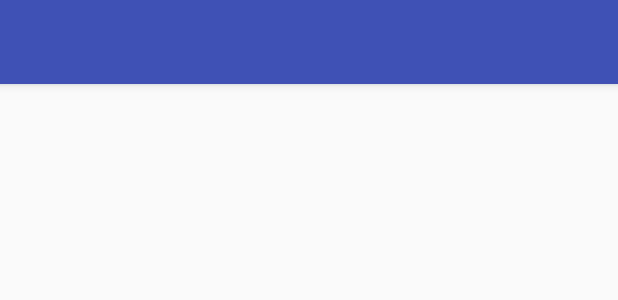
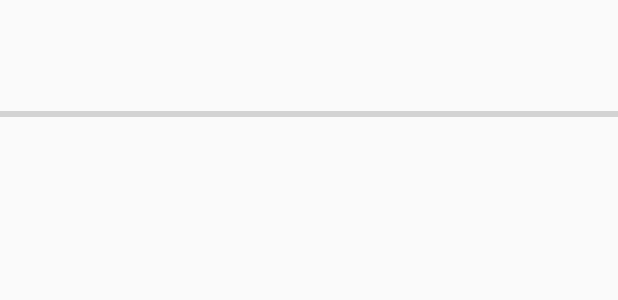
Before and after one commit to inqu1s1tor/Motion-View, an Android app: the layout activity_main.xml on its own in the app's theme, with its tools: preview values and no code run, on a phone screen of 412 x 824 dp. Shown: the top 300 px of the screen. Run offline under Robolectric (Android 15) with nearby library versions, the phone set to English and light mode, and no system bars.

Commit message:
Added step tracking and storing (not finished yet). Added layout for main activity.

```diff
--- a/app/src/main/AndroidManifest.xml
+++ b/app/src/main/AndroidManifest.xml
@@ -13,10 +13,8 @@
         android:label="@string/app_name"
         android:supportsRtl="true"
         android:theme="@style/AppTheme">
-        <activity android:name=".MainActivity">
-
-        </activity>
-        <activity android:name=".SplashActivity" >
+        <activity android:name=".ui.activities.MainActivity" />
+        <activity android:name=".ui.activities.SplashActivity">
             <intent-filter>
                 <action android:name="android.intent.action.MAIN" />
 
--- a/app/src/main/java/com/erminesoft/motionview/motionview/SplashActivity.java
+++ b/app/src/main/java/com/erminesoft/motionview/motionview/ui/activities/SplashActivity.java
@@ -1,4 +1,4 @@
-package com.erminesoft.motionview.motionview;
+package com.erminesoft.motionview.motionview.ui.activities;
 
 
 import android.app.Activity;
@@ -11,6 +11,7 @@ import android.os.Bundle;
 import android.os.Handler;
 import android.widget.Toast;
 
+import com.erminesoft.motionview.motionview.R;
 import com.google.android.gms.common.ConnectionResult;
 import com.google.android.gms.common.GooglePlayServicesUtil;
 
--- a/app/src/main/res/layout/activity_main.xml
+++ b/app/src/main/res/layout/activity_main.xml
@@ -1,26 +1,35 @@
 <?xml version="1.0" encoding="utf-8"?>
-<android.support.design.widget.CoordinatorLayout xmlns:android="http://schemas.android.com/apk/res/android"
+<ScrollView xmlns:android="http://schemas.android.com/apk/res/android"
     android:id="@+id/main_activity_view"
     android:layout_width="match_parent"
-    android:layout_height="match_parent"
-    android:orientation="vertical">
+    android:layout_height="match_parent">
 
-    <android.support.design.widget.AppBarLayout
-        android:layout_width="match_parent"
-        android:layout_height="wrap_content">
+    <LinearLayout
+            android:layout_width="match_parent"
+        android:layout_height="wrap_content"
+        android:orientation="vertical">
 
-        <android.support.v7.widget.Toolbar
-            android:id="@+id/toolbar"
+        <TextView
+            android:id="@+id/date_text_view"
+            android:layout_width="wrap_content"
+            android:layout_height="wrap_content"
+            android:layout_gravity="center_horizontal"
+            android:layout_margin="@dimen/text_view_default_margin"
+            android:textSize="@dimen/date_text_size" />
+
+        <ProgressBar
+            android:id="@+id/daily_progress_bar"
             android:layout_width="match_parent"
-            android:layout_height="?attr/actionBarSize" />
+            style="?android:attr/progressBarStyleHorizontal"
+            android:layout_height="@dimen/progress_bar_height" />
 
-    </android.support.design.widget.AppBarLayout>
+        <TextView
+            android:id="@+id/steps_text_view"
+            android:layout_width="wrap_content"
+            android:layout_height="wrap_content"
+            android:layout_margin="@dimen/text_view_default_margin"
+            android:layout_gravity="center_horizontal"
+            android:textSize="@dimen/steps_text_size" />
 
-    <TextView
-        android:id="@+id/text_view"
-        android:layout_width="wrap_content"
-        android:layout_height="wrap_content"
-        android:layout_gravity="center"
-        android:textSize="15sp" />
-
-</android.support.design.widget.CoordinatorLayout>
+    </LinearLayout>
+</ScrollView>
--- a/app/src/main/res/values/dimens.xml
+++ b/app/src/main/res/values/dimens.xml
@@ -2,4 +2,8 @@
     <!-- Default screen margins, per the Android Design guidelines. -->
     <dimen name="activity_horizontal_margin">16dp</dimen>
     <dimen name="activity_vertical_margin">16dp</dimen>
+    <dimen name="text_view_default_margin">10dp</dimen>
+    <dimen name="progress_bar_height">70dp</dimen>
+    <dimen name="date_text_size">15sp</dimen>
+    <dimen name="steps_text_size">20sp</dimen>
 </resources>
--- a/app/src/main/res/values/styles.xml
+++ b/app/src/main/res/values/styles.xml
@@ -1,7 +1,7 @@
 <resources>
 
     <!-- Base application theme. -->
-    <style name="AppTheme" parent="Theme.AppCompat.Light.NoActionBar">
+    <style name="AppTheme" parent="Theme.AppCompat.Light.DarkActionBar">
         <!-- Customize your theme here. -->
         <item name="colorPrimary">@color/colorPrimary</item>
         <item name="colorPrimaryDark">@color/colorPrimaryDark</item>
```
Also changed, not shown: app/src/main/java/com/erminesoft/motionview/motionview/ui/activities/MainActivity.java (renamed from app/src/main/java/com/erminesoft/motionview/motionview/MainActivity.java, +52 -9 lines).
